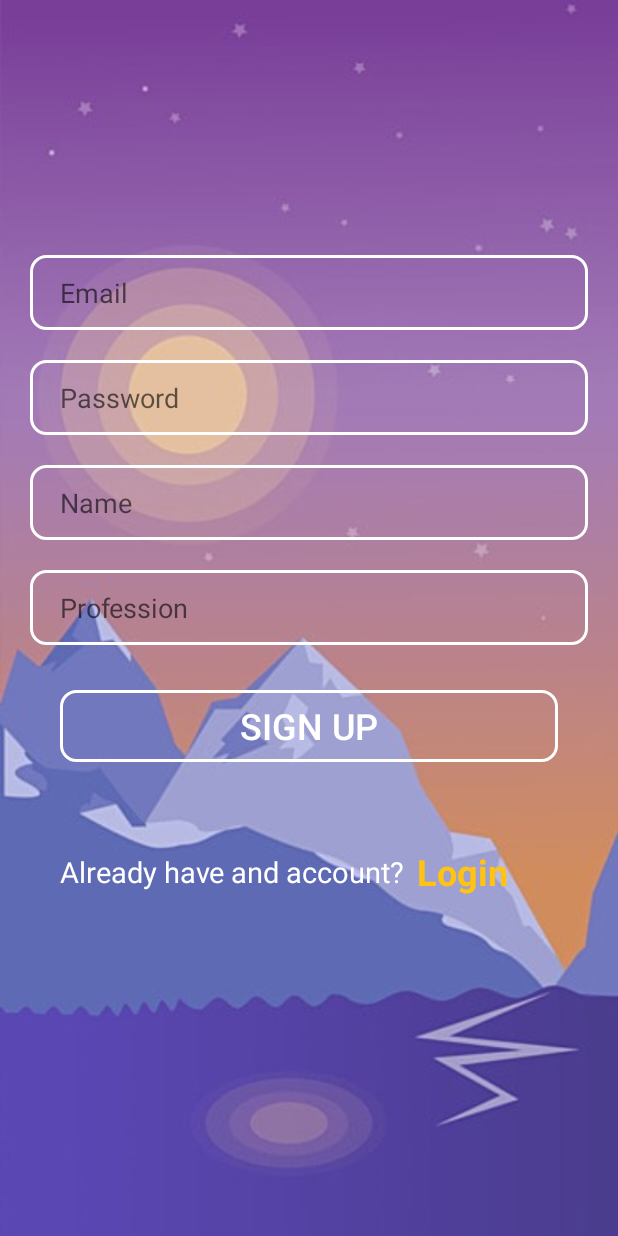
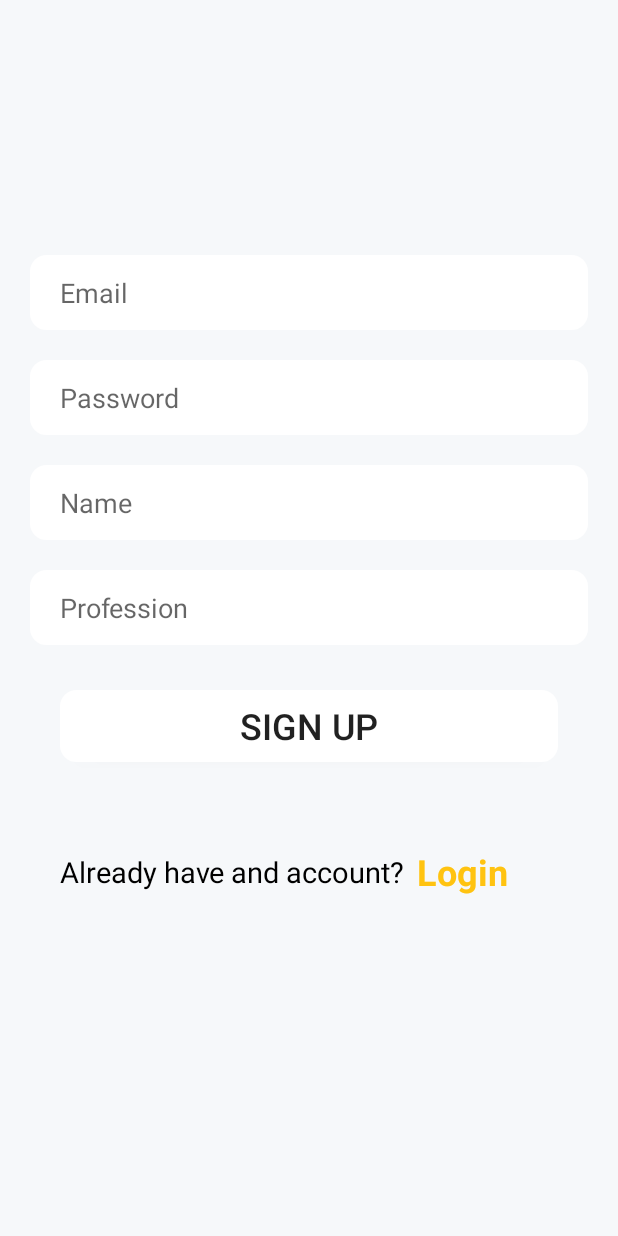
Before and after one commit to saifullah72437/Shopping-List-App, an Android app: the screen it shows after launch (MainActivity), on a phone screen of 412 x 824 dp. Run offline under Robolectric (Android 15) with nearby library versions, the phone set to English and light mode, and no system bars; our stand-ins replace CircleImageView, Firebase (no records; nobody signed in at launch, a user with empty details on screens opened directly).

Commit message:
Second Commit

```diff
--- a/app/src/main/res/drawable/btn_background.xml
+++ b/app/src/main/res/drawable/btn_background.xml
@@ -1,6 +1,6 @@
 <?xml version="1.0" encoding="utf-8"?>
 <shape xmlns:android="http://schemas.android.com/apk/res/android">
-<solid android:color="#00FFFFFF"/>
+<solid android:color="@color/white"/>
     <stroke android:color="@color/white"
         android:width="2dp"/>
     <corners android:radius="10dp"/>
--- a/app/src/main/res/drawable/item_bg.xml
+++ b/app/src/main/res/drawable/item_bg.xml
@@ -1,5 +1,7 @@
 <?xml version="1.0" encoding="utf-8"?>
 <shape xmlns:android="http://schemas.android.com/apk/res/android">
-    <solid android:color="#E0E0E0"/>
+   <stroke android:color="@color/white"
+       android:width="1dp"/>
+    <solid android:color="#f6f8fa"/>
     <corners android:radius="12dp"/>
 </shape>
--- a/app/src/main/res/layout/activity_detail.xml
+++ b/app/src/main/res/layout/activity_detail.xml
@@ -4,6 +4,7 @@
     xmlns:tools="http://schemas.android.com/tools"
     android:layout_width="match_parent"
     android:layout_height="match_parent"
+    android:background="#f6f8fa"
     tools:context=".DetailActivity">
 
     <TextView
--- a/app/src/main/res/layout/activity_main.xml
+++ b/app/src/main/res/layout/activity_main.xml
@@ -4,7 +4,7 @@
     xmlns:tools="http://schemas.android.com/tools"
     android:layout_width="match_parent"
     android:layout_height="match_parent"
-    android:background="@drawable/bg"
+    android:background="#f6f8fa"
     tools:context=".MainActivity">
 
 
@@ -30,7 +30,7 @@
         android:layout_marginTop="170dp"
         android:hint="Email"
         android:inputType="textEmailAddress"
-        android:textColor="@color/white"
+        android:textColor="@color/black"
         app:layout_constraintEnd_toEndOf="parent"
         app:layout_constraintHorizontal_bias="0.0"
         app:layout_constraintStart_toStartOf="parent"
@@ -48,7 +48,7 @@
         android:layout_marginTop="20dp"
         android:hint="Password"
         android:inputType="textPassword"
-        android:textColor="@color/white"
+        android:textColor="@color/black"
         android:layout_marginLeft="20dp"
         android:layout_marginRight="20dp"
         android:paddingLeft="20dp"
@@ -65,7 +65,7 @@
         android:layout_marginTop="20dp"
         android:inputType="textPersonName"
         android:hint="Name"
-        android:textColor="@color/white"
+        android:textColor="@color/black"
         android:layout_marginLeft="20dp"
         android:layout_marginRight="20dp"
         android:paddingLeft="20dp"
@@ -82,7 +82,7 @@
         android:layout_marginTop="20dp"
         android:inputType="textPersonName"
         android:hint="Profession"
-        android:textColor="@color/white"
+        android:textColor="@color/black"
         android:layout_marginLeft="20dp"
         android:layout_marginRight="20dp"
         android:paddingLeft="20dp"
@@ -96,7 +96,7 @@
         android:layout_marginTop="30dp"
         android:text="Sign Up"
         android:background="@drawable/btn_background"
-        android:textColor="@color/white"
+
         android:textSize="24sp"
         android:layout_marginLeft="20dp"
         android:layout_marginRight="20dp"
@@ -123,7 +123,7 @@
         android:layout_height="wrap_content"
         android:layout_marginTop="60dp"
         android:text="Already have and account?"
-        android:textColor="@color/white"
+        android:textColor="@color/black"
         android:textSize="19sp"
         app:layout_constraintStart_toStartOf="@+id/signup"
         app:layout_constraintTop_toBottomOf="@+id/signup" />
--- a/app/src/main/res/layout/activity_next.xml
+++ b/app/src/main/res/layout/activity_next.xml
@@ -4,6 +4,7 @@
     xmlns:tools="http://schemas.android.com/tools"
     android:layout_width="match_parent"
     android:layout_height="match_parent"
+    android:background="#f6f8fa"
     tools:context=".NextActivity">
 
     <com.google.android.material.floatingactionbutton.FloatingActionButton
@@ -34,9 +35,9 @@
             android:layout_height="0dp"
             android:background="@drawable/item_bg"
             android:layout_marginHorizontal="10dp"
-            android:backgroundTint="#D5C32A"
+            android:backgroundTint="@color/white"
             android:text="Log Out"
-            android:textColor="@color/white"
+            android:textColor="@color/black"
             android:textSize="20sp"
             app:layout_constraintBottom_toBottomOf="@+id/floatingActionButton"
             app:layout_constraintEnd_toStartOf="@+id/floatingActionButton"
```
Also changed, not shown: app/src/main/java/com/saif/shopinglistapp/myadapter.java (+9 -2 lines), app/src/main/res/layout/activity_login.xml (+4 -5 lines), app/src/main/res/layout/list_item.xml (+4 -3 lines).
